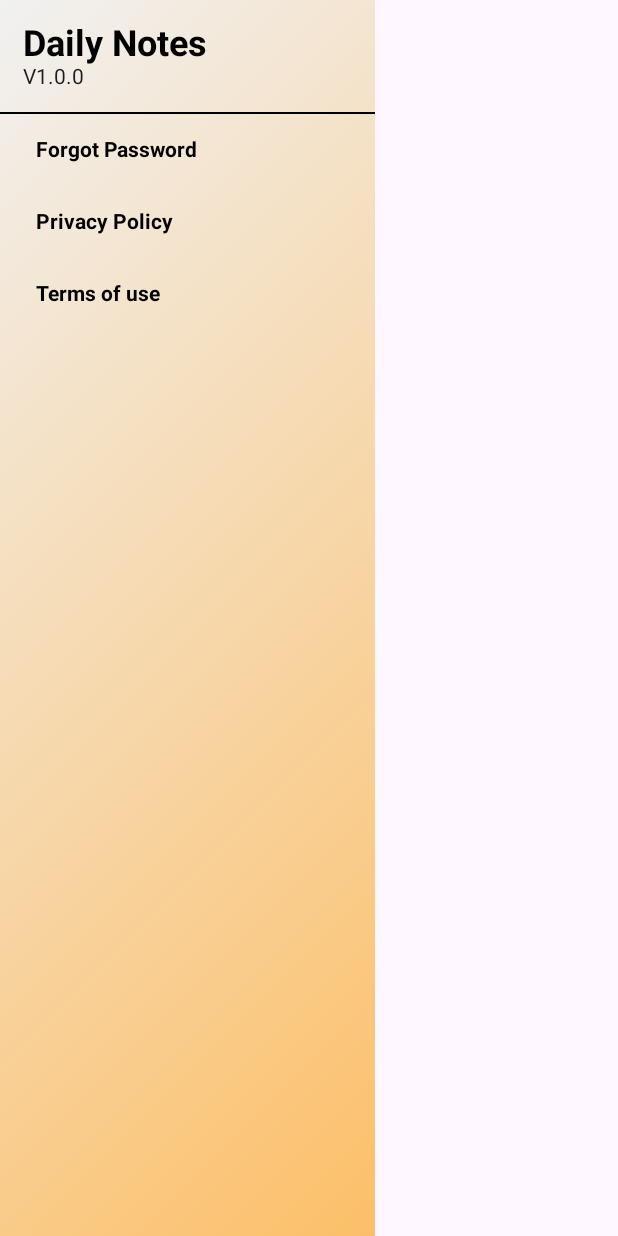
After one commit to jpmehedi/daily_notes, an Android app built with Jetpack Compose: the composable CustomDrawer shown on its own in the app's theme, on a phone screen of 412 x 824 dp. The commit adds this screen. Run offline under Robolectric (Android 15) with nearby library versions, the phone set to English and light mode, and no system bars.

Commit message:
Custom drawer sreen design

```diff
--- a/app/src/main/java/com/example/habit_tracker/BaseNavScreen.kt
+++ b/app/src/main/java/com/example/habit_tracker/BaseNavScreen.kt
@@ -9,6 +9,7 @@ import androidx.compose.foundation.layout.Column
 import androidx.compose.foundation.layout.ColumnScope
 import androidx.compose.foundation.layout.Row
 import androidx.compose.foundation.layout.Spacer
+import androidx.compose.foundation.layout.fillMaxHeight
 import androidx.compose.foundation.layout.fillMaxSize
 import androidx.compose.foundation.layout.fillMaxWidth
 import androidx.compose.foundation.layout.height
@@ -56,6 +57,7 @@ import androidx.compose.runtime.rememberCoroutineScope
 import androidx.compose.runtime.setValue
 import androidx.compose.ui.Alignment
 import androidx.compose.ui.Modifier
+import androidx.compose.ui.graphics.Brush
 import androidx.compose.ui.graphics.Color
 import androidx.compose.ui.graphics.vector.ImageVector
 import androidx.compose.ui.res.painterResource
@@ -75,7 +77,7 @@ import kotlinx.coroutines.launch
 @Preview(showBackground = true)
 @Composable
 fun BaseNavScreen(){
-    val selectedItem = remember { mutableIntStateOf(3) }
+    val selectedItem = remember { mutableIntStateOf(0) }
     val drawerState = rememberDrawerState(DrawerValue.Closed)
     val sheetState = rememberModalBottomSheetState()
     var showBottomSheet by remember { mutableStateOf(false) }
@@ -84,10 +86,8 @@ fun BaseNavScreen(){
         ModalNavigationDrawer(
             drawerState = drawerState,
             drawerContent = {
-                ModalDrawerSheet {
-                    Column {
-                        Text(text = "Daily Notes")
-                    }
+                ModalDrawerSheet{
+                    CustomDrawer()
                 }
             },
 
--- /dev/null
+++ b/app/src/main/java/com/example/habit_tracker/CustomDrawer.kt
@@ -0,0 +1,104 @@
+package com.example.habit_tracker
+
+import androidx.compose.foundation.background
+import androidx.compose.foundation.layout.Box
+import androidx.compose.foundation.layout.Column
+import androidx.compose.foundation.layout.Row
+import androidx.compose.foundation.layout.Spacer
+import androidx.compose.foundation.layout.fillMaxHeight
+import androidx.compose.foundation.layout.fillMaxWidth
+import androidx.compose.foundation.layout.padding
+import androidx.compose.foundation.layout.size
+import androidx.compose.foundation.layout.width
+import androidx.compose.foundation.shape.RoundedCornerShape
+import androidx.compose.material3.Button
+import androidx.compose.material3.ButtonDefaults
+import androidx.compose.material3.Divider
+import androidx.compose.material3.Icon
+import androidx.compose.material3.Text
+import androidx.compose.material3.TextButton
+import androidx.compose.runtime.Composable
+import androidx.compose.ui.Alignment
+import androidx.compose.ui.Modifier
+import androidx.compose.ui.draw.clip
+import androidx.compose.ui.graphics.Brush
+import androidx.compose.ui.graphics.Color
+import androidx.compose.ui.res.painterResource
+import androidx.compose.ui.text.TextStyle
+import androidx.compose.ui.text.font.FontWeight
+import androidx.compose.ui.unit.dp
+import androidx.compose.ui.unit.sp
+import com.example.habit_tracker.ui.theme.BackgroundColor
+import com.example.habit_tracker.ui.theme.PrimaryColor
+import com.example.habit_tracker.ui.theme.TextColor
+import org.w3c.dom.Text
+
+@Composable
+fun CustomDrawer() {
+    Column (
+
+        modifier = Modifier
+            .fillMaxHeight()
+            .width(250.dp)
+            .background(
+                brush = Brush.linearGradient(
+                    colors = listOf(BackgroundColor, PrimaryColor),
+                    start = androidx.compose.ui.geometry.Offset(0f, 0f),
+                    end = androidx.compose.ui.geometry.Offset(1000f, 1000f)
+                )
+            )
+    ){
+       Column (
+       ){
+           Column(
+               modifier = Modifier.padding(15.dp)
+           ) {
+               Text(
+                   text = "Daily Notes",
+                   style = TextStyle(
+                       color = TextColor,
+                       fontSize = 24.sp,
+                       fontWeight = FontWeight.Bold
+                   )
+               )
+               Text(text = "V1.0.0")
+           }
+
+           Divider(thickness = 1.dp, color = TextColor)
+            ListButton(
+                onClick = { /*TODO*/ },
+                text = "Forgot Password"
+            )
+           ListButton(
+               onClick = { /*TODO*/ },
+               text = "Privacy Policy"
+           )
+           ListButton(
+               onClick = { /*TODO*/ },
+               text = "Terms of use"
+           )
+
+       }
+    }
+}
+
+@Composable
+fun ListButton(
+    onClick : ()-> Unit,
+    text: String
+){
+    TextButton(
+        modifier = Modifier.width(250.dp),
+        shape = RoundedCornerShape(0.dp),
+        contentPadding = ButtonDefaults.ContentPadding,
+        onClick = { /*TODO*/ }
+
+    ) {
+        Box(
+            modifier = Modifier.fillMaxWidth(),
+            contentAlignment = Alignment.CenterStart // Aligns the text to the start
+        ) {
+            Text(text = text, style = TextStyle(color = TextColor, fontSize = 14.sp, fontWeight = FontWeight.Bold))
+        }
+    }
+}
```
